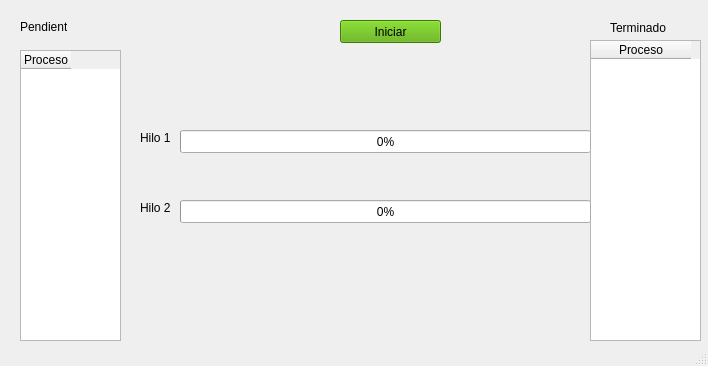
This is prueba.ui in diegoivan1987/practicasSTA as Qt 5 draws it before an edit. The edited form follows.
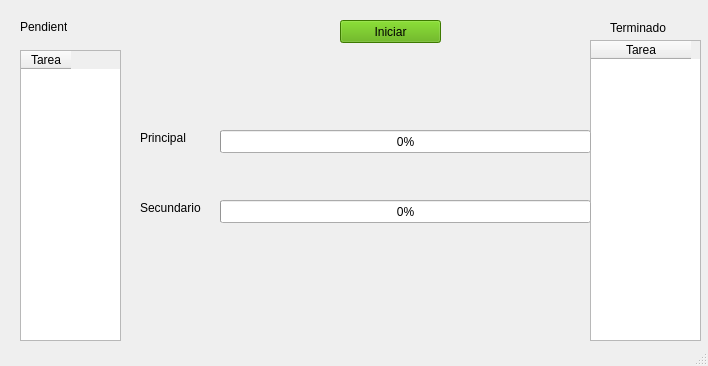
This is the edited form.

Commit message: pequenios ajustes

Patch:
```diff
--- a/prueba.ui
+++ b/prueba.ui
@@ -44,7 +44,7 @@
     </attribute>
     <column>
      <property name="text">
-      <string>Proceso</string>
+      <string>Tarea</string>
      </property>
     </column>
    </widget>
@@ -59,7 +59,7 @@
     </property>
     <column>
      <property name="text">
-      <string>Proceso</string>
+      <string>Tarea</string>
      </property>
     </column>
    </widget>
@@ -92,9 +92,9 @@
    <widget class="QProgressBar" name="barra_1">
     <property name="geometry">
      <rect>
-      <x>180</x>
+      <x>220</x>
       <y>130</y>
-      <width>411</width>
+      <width>371</width>
       <height>23</height>
      </rect>
     </property>
@@ -107,12 +107,12 @@
      <rect>
       <x>140</x>
       <y>130</y>
-      <width>31</width>
+      <width>51</width>
       <height>16</height>
      </rect>
     </property>
     <property name="text">
-     <string>Hilo 1</string>
+     <string>Principal</string>
     </property>
    </widget>
    <widget class="QLabel" name="lbIndice_1">
@@ -248,9 +248,9 @@
    <widget class="QProgressBar" name="barra_2">
     <property name="geometry">
      <rect>
-      <x>180</x>
+      <x>220</x>
       <y>200</y>
-      <width>411</width>
+      <width>371</width>
       <height>23</height>
      </rect>
     </property>
@@ -263,12 +263,12 @@
      <rect>
       <x>140</x>
       <y>200</y>
-      <width>31</width>
+      <width>61</width>
       <height>16</height>
      </rect>
     </property>
     <property name="text">
-     <string>Hilo 2</string>
+     <string>Secundario</string>
     </property>
    </widget>
    <widget class="QLabel" name="lbError">
```
